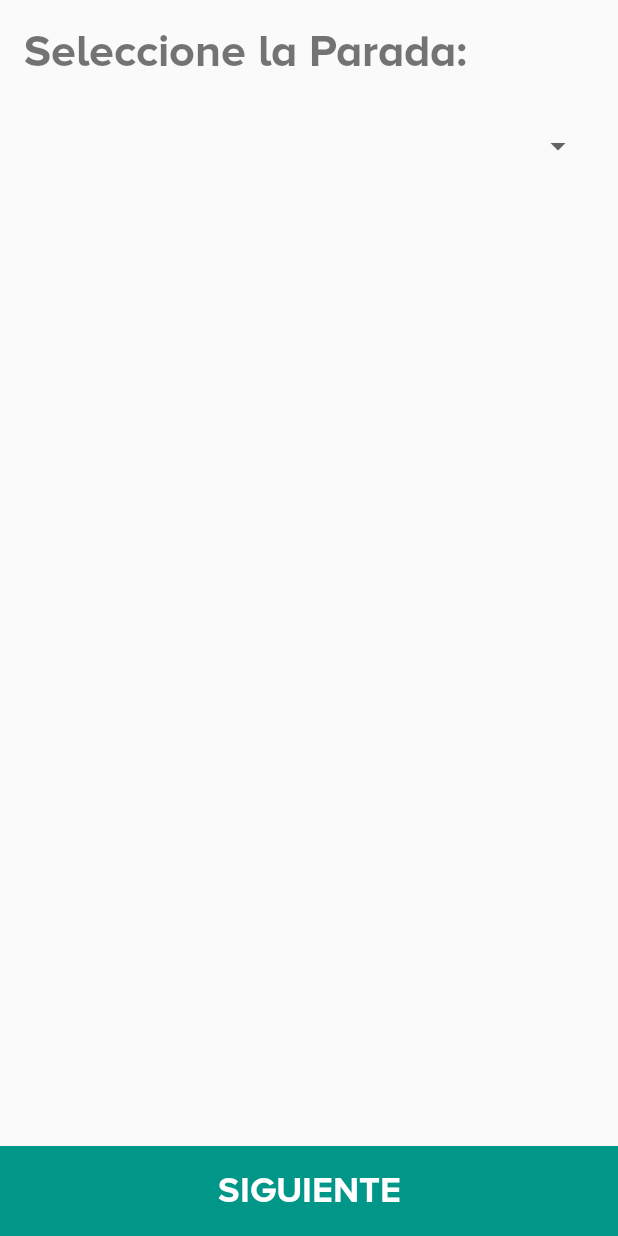
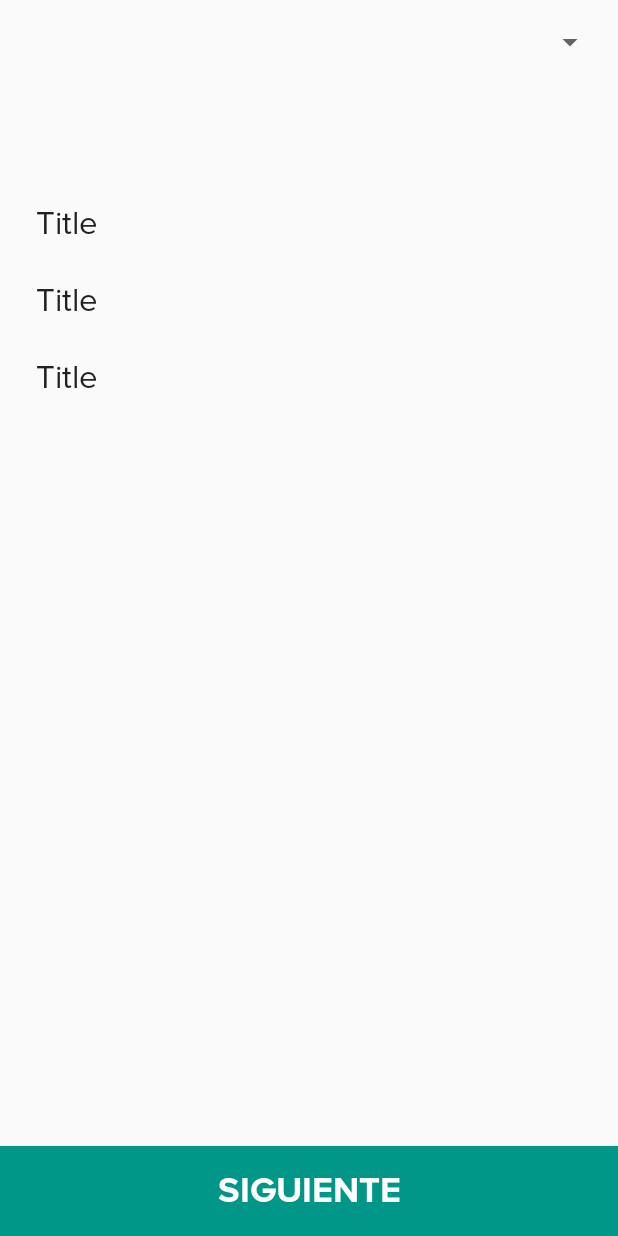
Before and after one commit to luafabio/Hermes, an Android app: the layout content_main2.xml on its own in the app's theme, with its tools: preview values and no code run, on a phone screen of 412 x 824 dp. Run offline under Robolectric (Android 15) with nearby library versions, the phone set to English and light mode, and no system bars.

Commit message:
cambios menores

```diff
--- a/app/src/main/java/com/example/hermes/BingAdapter.java
+++ b/app/src/main/java/com/example/hermes/BingAdapter.java
@@ -51,9 +51,9 @@ public class BingAdapter extends RecyclerView.Adapter<BingAdapter.BingHolder> {
         public BingHolder(@NonNull View itemView) {
             super(itemView);
 
-            textViewStop = itemView.findViewById(R.id.text_view_stop);
+            textViewStop = itemView.findViewById(R.id.nombre_parada);
             textViewTime = itemView.findViewById(R.id.text_view_time);
-            textViewStatus = itemView.findViewById(R.id.text_view_status);
+//            textViewStatus = itemView.findViewById(R.id.text_view_status);
             //Poner los datos correctos
 
         }
--- a/app/src/main/res/layout/content_main2.xml
+++ b/app/src/main/res/layout/content_main2.xml
@@ -8,36 +8,22 @@
     tools:context=".Main2Activity"
     tools:showIn="@layout/activity_main2">
 
-    <TextView
-        android:id="@+id/textView3"
-        android:layout_width="match_parent"
-        android:layout_height="wrap_content"
-        android:layout_marginStart="16dp"
-        android:layout_marginTop="16dp"
-        android:layout_marginEnd="16dp"
-        android:fontFamily="@font/proxima_nova_alt_bold"
-        android:text="Seleccione la Parada:"
-        android:textSize="30sp"
-        app:layout_constraintEnd_toEndOf="parent"
-        app:layout_constraintHorizontal_bias="1.0"
-        app:layout_constraintStart_toStartOf="parent"
-        app:layout_constraintTop_toTopOf="parent" />
-
 
     <Spinner
         android:id="@+id/stop_spinner"
         android:layout_width="match_parent"
         android:layout_height="wrap_content"
         android:layout_alignParentTop="true"
-        android:layout_marginStart="16dp"
-        android:layout_marginTop="32dp"
-        android:layout_marginEnd="16dp"
+        android:layout_marginStart="8dp"
+        android:layout_marginTop="16dp"
+        android:layout_marginEnd="8dp"
         android:fontFamily="@font/proxima_nova_alt_bold"
         android:textAlignment="center"
         android:textSize="24sp"
         app:layout_constraintEnd_toEndOf="parent"
+        app:layout_constraintHorizontal_bias="0.0"
         app:layout_constraintStart_toStartOf="parent"
-        app:layout_constraintTop_toBottomOf="@+id/textView3" />
+        app:layout_constraintTop_toTopOf="parent" />
 
     <Button
         android:id="@+id/segundoPaso"
@@ -53,5 +39,20 @@
         app:layout_constraintBottom_toBottomOf="parent"
         tools:layout_editor_absoluteX="0dp" />
 
+    <android.support.v7.widget.RecyclerView
+        android:id="@+id/reciclerViewParadas"
+        android:layout_width="match_parent"
+        android:layout_height="541dp"
+        android:layout_marginStart="8dp"
+        android:layout_marginTop="8dp"
+        android:layout_marginEnd="8dp"
+        android:layout_marginBottom="8dp"
+        app:layout_constraintBottom_toTopOf="@+id/segundoPaso"
+        app:layout_constraintEnd_toEndOf="parent"
+        app:layout_constraintHorizontal_bias="0.0"
+        app:layout_constraintStart_toStartOf="parent"
+        app:layout_constraintTop_toTopOf="@+id/stop_spinner"
+        tools:listitem="@layout/parada_item" />
+
 
 </android.support.constraint.ConstraintLayout>
--- /dev/null
+++ b/app/src/main/res/layout/parada_item.xml
@@ -0,0 +1,34 @@
+<?xml version="1.0" encoding="utf-8"?>
+<android.support.constraint.ConstraintLayout xmlns:android="http://schemas.android.com/apk/res/android"
+    xmlns:app="http://schemas.android.com/apk/res-auto"
+    xmlns:tools="http://schemas.android.com/tools"
+    android:layout_width="match_parent"
+    android:layout_height="wrap_content"
+    android:layout_marginStart="8dp"
+    android:layout_marginTop="8dp"
+    android:layout_marginEnd="8dp">
+
+    <RelativeLayout
+        android:layout_width="wrap_content"
+        android:layout_height="wrap_content"
+        android:padding="8dp"
+        app:layout_constraintBottom_toBottomOf="parent"
+        app:layout_constraintEnd_toEndOf="parent"
+        app:layout_constraintStart_toStartOf="parent"
+        app:layout_constraintTop_toTopOf="parent">
+
+        <TextView
+            android:id="@+id/nombre_parada"
+            android:layout_width="match_parent"
+            android:layout_height="wrap_content"
+            android:layout_alignParentStart="true"
+            android:layout_toStartOf="@id/nombre_parada"
+            android:ellipsize="end"
+            android:fontFamily="@font/proxima_nova_regular"
+            android:maxLines="1"
+            android:text="Title"
+            android:textAppearance="@style/TextAppearance.AppCompat.Large" />
+
+    </RelativeLayout>
+
+</android.support.constraint.ConstraintLayout>
```
Also changed, not shown: app/src/main/java/com/example/hermes/Main2Activity.java (+18 -3 lines), app/src/main/res/drawable/cargando.xml (deleted, +0 -12 lines), app/src/main/res/layout/bing_item.xml (+11 -10 lines), app/src/main/res/drawable/IcoHoraColetivos.png (added), app/src/main/res/drawable/colectivo_imagen.png (added), app/src/main/res/drawable/colectivo_logo.png (added), app/src/main/res/drawable/loadinghermes1.png (deleted), app/src/main/res/drawable/loadinghermes2.png (deleted), app/src/main/res/drawable/loadinghermes3.png (deleted), app/src/main/res/drawable/loadinghermes4.png (deleted), app/src/main/res/drawable/loadinghermes5.png (deleted).
